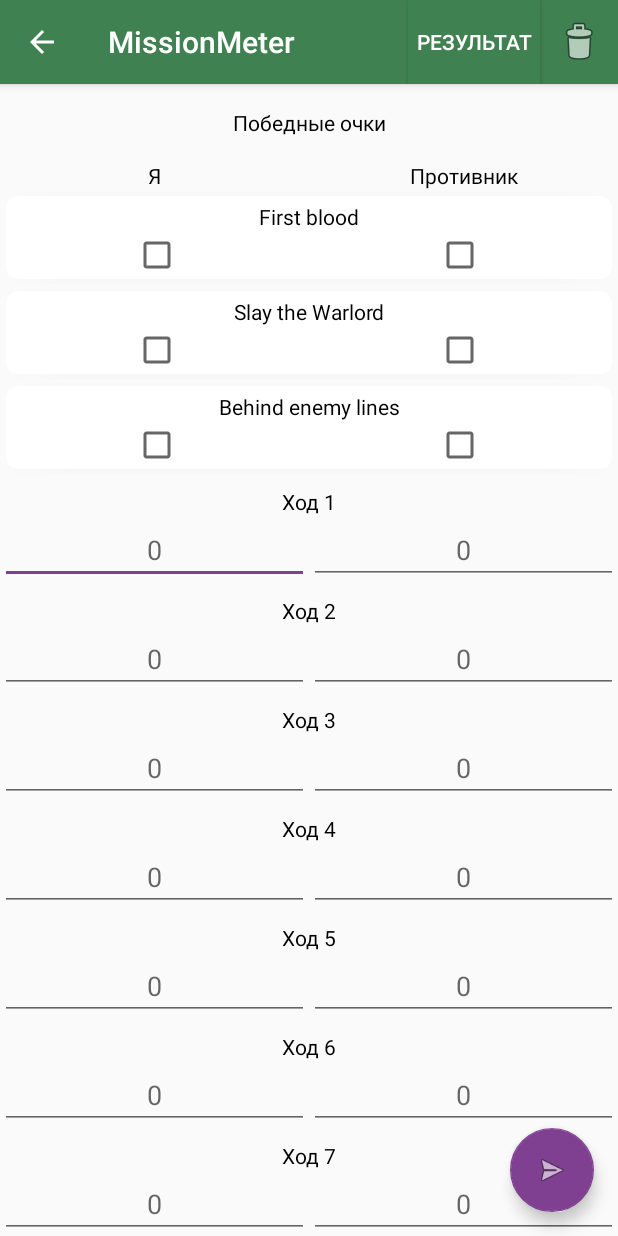
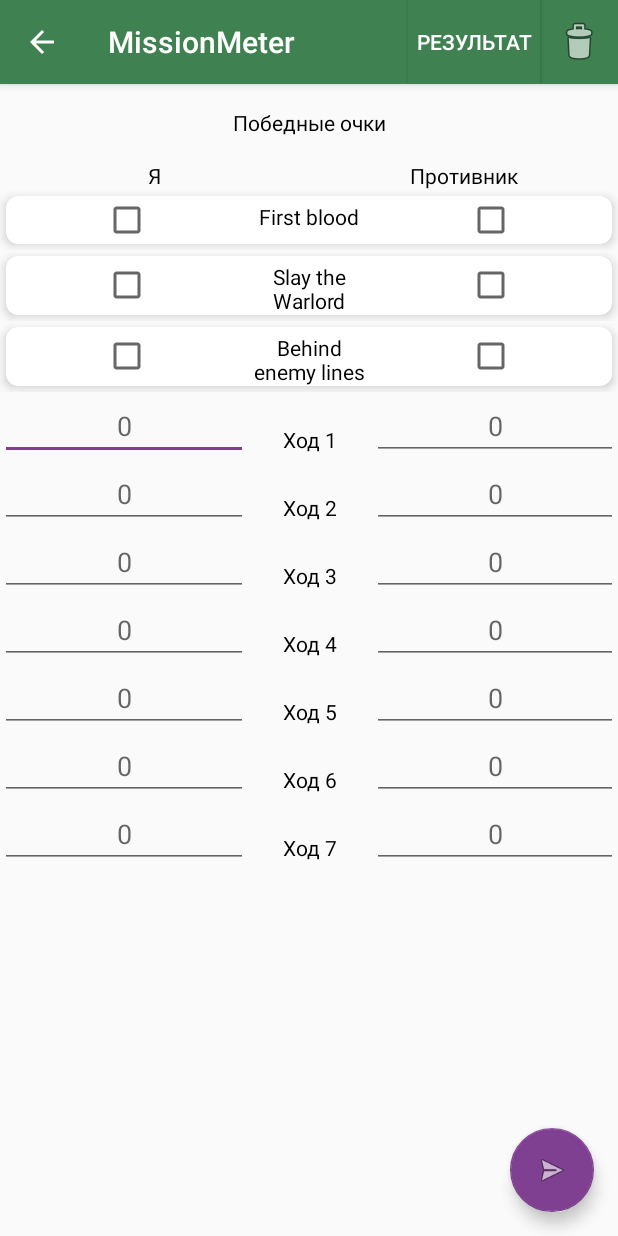
Before and after one commit to DazzlingFame/Wargame-Assistant, an Android app: the MissionMeterActivity screen opened directly, with no data from a screen before it, on a phone screen of 412 x 824 dp. Run offline under Robolectric (Android 15) with nearby library versions, the phone set to English and light mode, and no system bars.

Commit message:
Сделал ходы и миссии в метере в 1 строчку

```diff
--- a/app/src/main/java/com/df/kolesnikovvv/wargameassistant/view/activities/MainActivity.kt
+++ b/app/src/main/java/com/df/kolesnikovvv/wargameassistant/view/activities/MainActivity.kt
@@ -1,6 +1,5 @@
 package com.df.kolesnikovvv.wargameassistant.view.activities
 
-import android.app.Activity
 import android.os.Bundle
 import android.support.design.widget.NavigationView
 import android.support.v4.view.GravityCompat
@@ -11,7 +10,6 @@ import android.support.v7.widget.Toolbar
 import android.text.Editable
 import android.text.TextWatcher
 import android.view.MenuItem
-import android.view.inputmethod.InputMethodManager
 import android.widget.EditText
 import com.df.kolesnikovvv.wargameassistant.MainContract
 import com.df.kolesnikovvv.wargameassistant.R
--- a/app/src/main/res/layout/item_sec_mission_vp.xml
+++ b/app/src/main/res/layout/item_sec_mission_vp.xml
@@ -17,8 +17,21 @@
         <LinearLayout
             android:layout_width="match_parent"
             android:layout_height="wrap_content"
-            android:orientation="vertical">
-
+            android:orientation="horizontal"
+            android:weightSum="10">
+            <LinearLayout
+                android:layout_width="match_parent"
+                android:layout_height="wrap_content"
+                android:layout_weight="3"
+                android:gravity="center"
+                android:layout_gravity="center_vertical">
+                <CheckBox
+                    android:id="@+id/cb_my_status"
+                    android:layout_width="wrap_content"
+                    android:layout_height="wrap_content"
+                    android:gravity="center_horizontal"
+                    android:layout_gravity="center_vertical"/>
+            </LinearLayout>
             <TextView
                 android:id="@+id/sec_mission_name"
                 android:layout_width="match_parent"
@@ -26,35 +39,20 @@
                 android:text="@string/first_blood_name"
                 android:textColor="@color/black"
                 android:textAlignment="center"
+                android:layout_weight="4"
                 android:layout_marginTop="@dimen/small_padding"/>
-
             <LinearLayout
                 android:layout_width="match_parent"
                 android:layout_height="wrap_content"
-                android:weightSum="2">
-                <LinearLayout
-                    android:layout_width="match_parent"
+                android:layout_weight="3"
+                android:gravity="center"
+                android:layout_gravity="center_vertical">
+                <CheckBox
+                    android:id="@+id/cb_opp_status"
+                    android:layout_width="wrap_content"
                     android:layout_height="wrap_content"
-                    android:layout_weight="1"
-                    android:gravity="center">
-                    <CheckBox
-                        android:id="@+id/cb_my_status"
-                        android:layout_width="wrap_content"
-                        android:layout_height="wrap_content"
-                        android:gravity="center_horizontal"/>
-                </LinearLayout>
-
-                <LinearLayout
-                    android:layout_width="match_parent"
-                    android:layout_height="wrap_content"
-                    android:layout_weight="1"
-                    android:gravity="center">
-                    <CheckBox
-                        android:id="@+id/cb_opp_status"
-                        android:layout_width="wrap_content"
-                        android:layout_height="wrap_content"
-                        android:gravity="center_horizontal"/>
-                </LinearLayout>
+                    android:gravity="center_horizontal"
+                    android:layout_gravity="center_vertical"/>
             </LinearLayout>
         </LinearLayout>
     </android.support.v7.widget.CardView>
--- a/app/src/main/res/layout/item_turn_vp.xml
+++ b/app/src/main/res/layout/item_turn_vp.xml
@@ -1,38 +1,32 @@
 <?xml version="1.0" encoding="utf-8"?>
 <LinearLayout xmlns:android="http://schemas.android.com/apk/res/android"
-    android:orientation="vertical"
+    android:orientation="horizontal"
     android:layout_width="match_parent"
-    android:layout_height="wrap_content">
-
-    <TextView
-        android:id="@+id/tv_turn"
-        android:layout_width="match_parent"
-        android:layout_height="wrap_content"
-        android:text="@string/turn_name"
-        android:textColor="@color/black"
-        android:gravity="center"
-        android:layout_marginTop="@dimen/std_padding"/>
-
-    <LinearLayout
-        android:layout_width="match_parent"
-        android:layout_height="wrap_content"
-        android:weightSum="10">
+    android:layout_height="wrap_content"
+    android:weightSum="10">
         <EditText
             android:id="@+id/et_my_vp"
             android:layout_width="match_parent"
             android:layout_height="wrap_content"
-            android:layout_weight="5"
+            android:layout_weight="3"
             android:hint="@string/default_vp"
             android:textAlignment="center"
-            android:inputType="numberDecimal"/>
+            android:inputType="numberDecimal" />
+        <TextView
+            android:id="@+id/tv_turn"
+            android:layout_width="match_parent"
+            android:layout_height="wrap_content"
+            android:text="@string/turn_name"
+            android:textColor="@color/black"
+            android:gravity="center"
+            android:layout_weight="4"
+            android:layout_marginTop="@dimen/std_padding"/>
         <EditText
             android:id="@+id/et_opp_vp"
             android:layout_width="match_parent"
             android:layout_height="wrap_content"
-            android:layout_weight="5"
+            android:layout_weight="3"
             android:hint="@string/default_vp"
             android:textAlignment="center"
             android:inputType="numberDecimal"/>
-    </LinearLayout>
-
 </LinearLayout>
```
